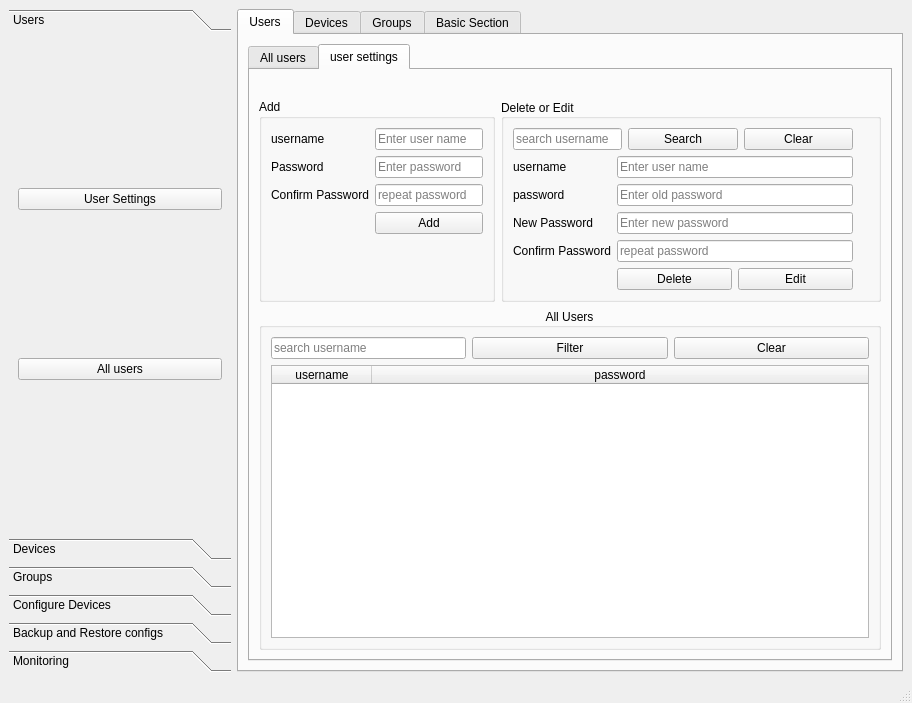
Before: the Qt Designer form main.ui in saad909/cnsrc, drawn with Qt 5.
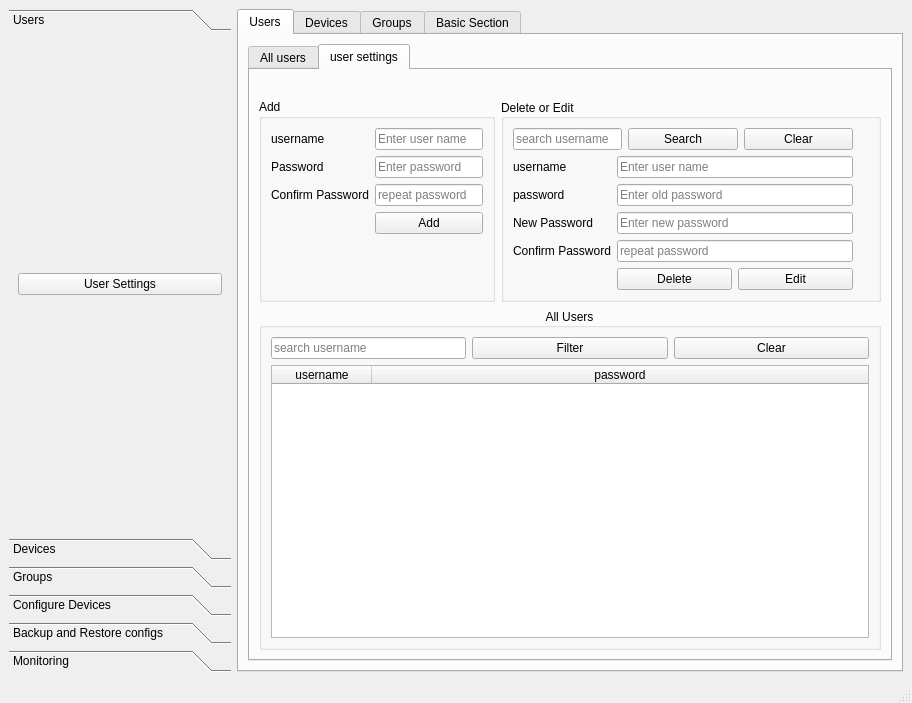
After: the same form once the commit is applied. The open tabs and pages were chosen to show the change.

Commit message: extra button deleted from users section  navigation tab

```diff
--- a/main.ui
+++ b/main.ui
@@ -67,13 +67,6 @@
           </property>
          </widget>
         </item>
-        <item row="1" column="0">
-         <widget class="QPushButton" name="pb_usr_all_users">
-          <property name="text">
-           <string>All users</string>
-          </property>
-         </widget>
-        </item>
        </layout>
       </widget>
       <widget class="QWidget" name="page_2">
```
Left out of the diff: 2 changed lines with no effect on the pictures. The commit also changes 3 other files.
